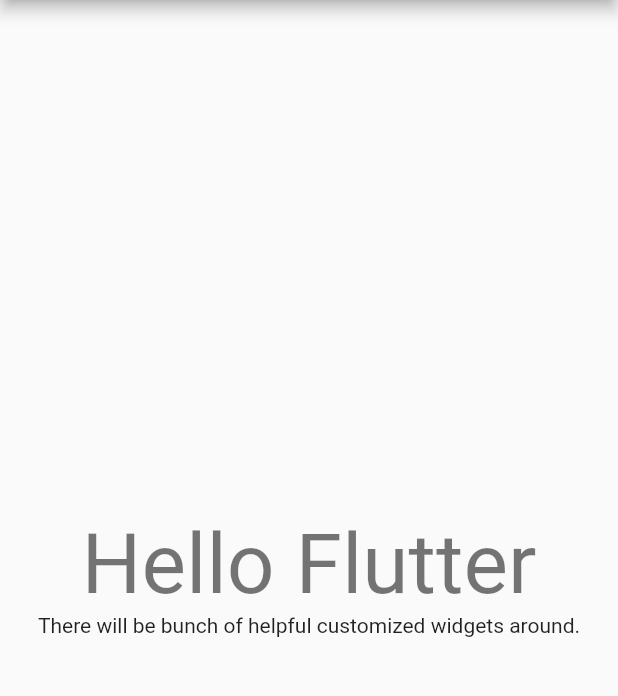
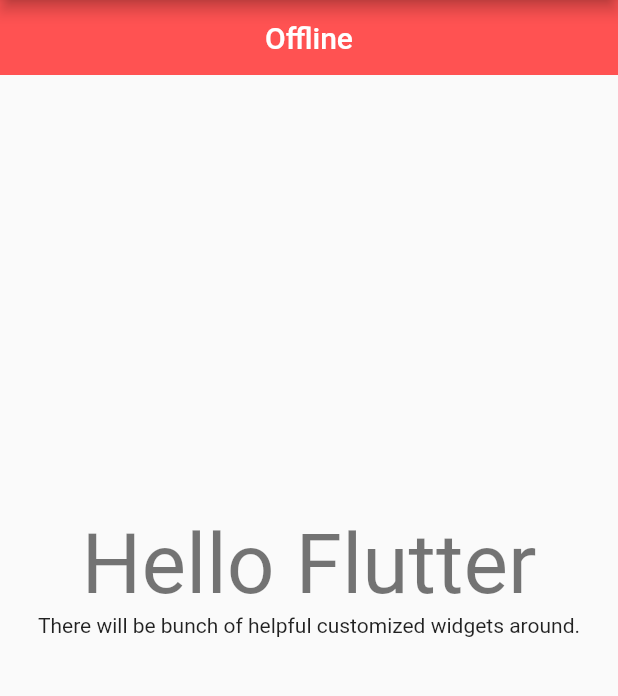
Before and after one commit to nesimtunc/flutter_helpers, a Flutter app: the screen it shows after launch, on a phone screen of 412 x 824 dp, the part 84-780 px from its top. Run offline on Flutter 3.47's test engine with Material 2 defaults, Android fonts, the light colour scheme and no system bars; our stand-ins replace connectivity_plus.

Commit message:
Create Connectivity Widget

```diff
--- a/lib/main.dart
+++ b/lib/main.dart
@@ -1,4 +1,5 @@
 import 'package:flutter/material.dart';
+import 'package:flutter_helpers/widgets/connectivity_widget.dart';
 
 void main() {
   runApp(const MyApp());
@@ -35,7 +36,10 @@
       appBar: AppBar(
         title: Text(widget.title),
       ),
-      body: Center(
+      body: Stack(
+        children: [
+          ConnectivityWidget(),
+          Center(
             child: Column(
               mainAxisAlignment: MainAxisAlignment.center,
               children: <Widget>[
@@ -50,6 +54,8 @@
               ],
             ),
           ),
+        ],
+      ),
     );
   }
 }
--- /dev/null
+++ b/lib/widgets/connectivity_widget.dart
@@ -0,0 +1,68 @@
+import 'dart:io';
+
+import 'package:connectivity_plus/connectivity_plus.dart';
+import 'package:flutter/material.dart';
+
+class ConnectivityWidget extends StatelessWidget {
+  final Connectivity _connectivity = Connectivity();
+  final String host = 'google.com';
+  final String offlineText;
+  final Color backgroundColor;
+  final TextStyle? offlineTextSyle;
+
+  ConnectivityWidget({
+    Key? key,
+    this.backgroundColor = Colors.redAccent,
+    this.offlineText = 'Offline',
+    this.offlineTextSyle,
+  }) : super(key: key);
+
+  @override
+  Widget build(BuildContext context) {
+    return StreamBuilder(
+        stream: _connectivity.onConnectivityChanged,
+        builder: (_, connectivityStream) {
+          if (!connectivityStream.hasError && connectivityStream.hasData) {
+            if (connectivityStream.data != ConnectivityResult.none) {
+              return FutureBuilder<bool>(
+                  future: _checkInternetConnection(),
+                  builder: (context, connectionState) {
+                    if (connectionState.data == true) {
+                      return Container();
+                    }
+
+                    return Container(
+                      height: 50,
+                      color: backgroundColor,
+                      child: Row(
+                          mainAxisAlignment: MainAxisAlignment.center,
+                          crossAxisAlignment: CrossAxisAlignment.center,
+                          children: [
+                            Text(
+                              offlineText,
+                              style: offlineTextSyle ??
+                                  Theme.of(context)
+                                      .textTheme
+                                      .headline6!
+                                      .copyWith(
+                                        color: Colors.white,
+                                      ),
+                            ),
+                          ]),
+                    );
+                  });
+            }
+          }
+          return Container();
+        });
+  }
+
+  Future<bool> _checkInternetConnection() async {
+    return InternetAddress.lookup(host)
+        .then((value) {
+          return value.isNotEmpty && value[0].rawAddress.isNotEmpty;
+        })
+        .timeout(const Duration(seconds: 10), onTimeout: () => false)
+        .onError((error, stackTrace) => false);
+  }
+}
--- a/pubspec.yaml
+++ b/pubspec.yaml
@@ -34,6 +34,7 @@
   # The following adds the Cupertino Icons font to your application.
   # Use with the CupertinoIcons class for iOS style icons.
   cupertino_icons: ^1.0.2
+  connectivity_plus: ^2.2.0
 
 dev_dependencies:
   flutter_test:
```
Also changed, not shown: pubspec.lock, 1 other file. Lines whose indentation alone changed are shown as unchanged.
